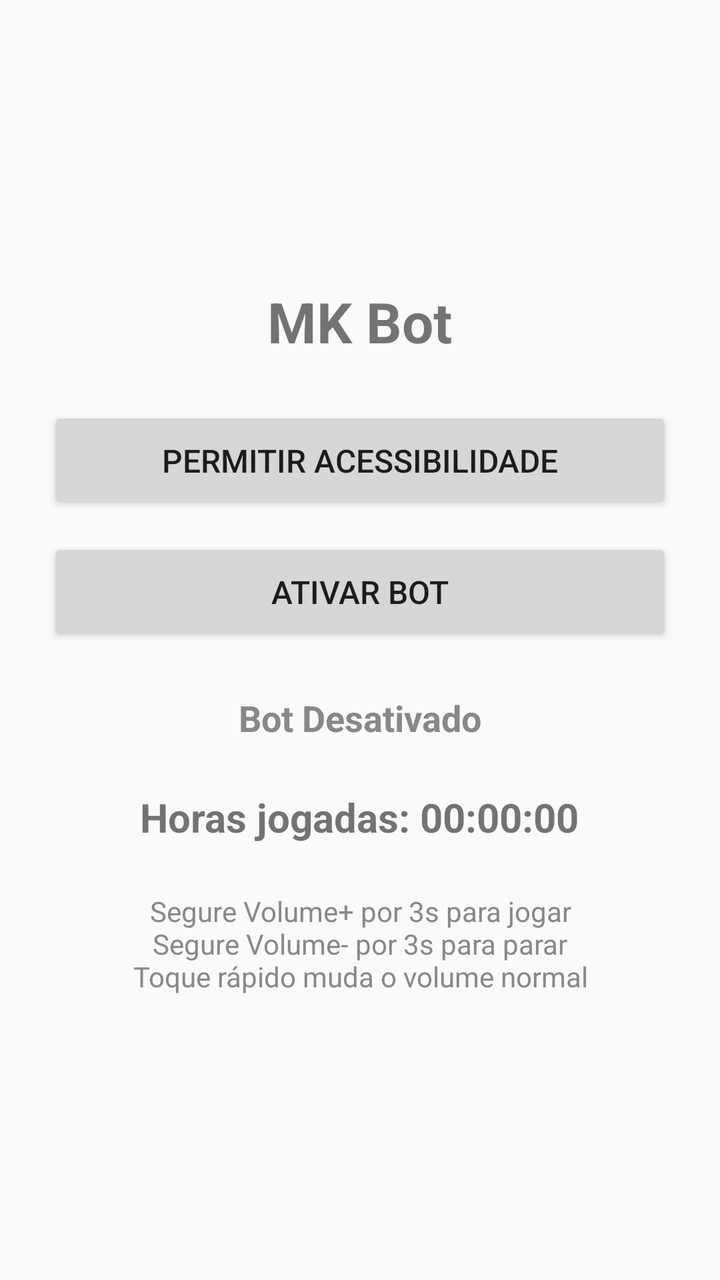
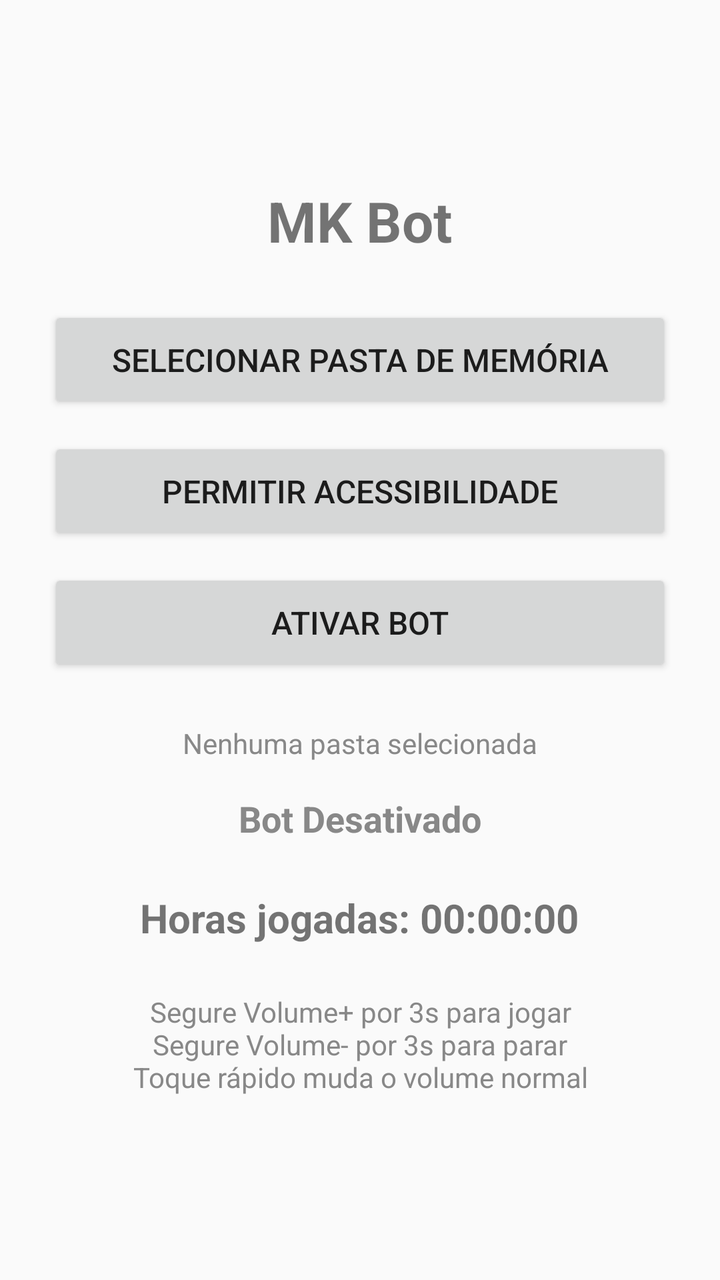

An Android layout rendered at two revisions. The XML below is the earlier revision; the diff shows what the commit changed to produce the second picture.
<!-- AndroidManifest.xml: application theme Theme.AppCompat.Light.NoActionBar -->
<!-- res/layout/activity_main.xml -->
<?xml version="1.0" encoding="utf-8"?>
<LinearLayout xmlns:android="http://schemas.android.com/apk/res/android"
    android:layout_width="match_parent"
    android:layout_height="match_parent"
    android:orientation="vertical"
    android:padding="24dp"
    android:gravity="center">

    <TextView
        android:layout_width="wrap_content"
        android:layout_height="wrap_content"
        android:text="MK Bot"
        android:textSize="28sp"
        android:textStyle="bold"
        android:paddingBottom="24dp" />

    <Button
        android:id="@+id/btnA11y"
        android:layout_width="match_parent"
        android:layout_height="wrap_content"
        android:text="@string/enable_accessibility"
        android:padding="16dp"
        android:textSize="16sp"
        android:layout_marginBottom="12dp" />

    <Button
        android:id="@+id/btnActivate"
        android:layout_width="match_parent"
        android:layout_height="wrap_content"
        android:text="@string/activate_bot"
        android:padding="16dp"
        android:textSize="16sp"
        android:layout_marginBottom="24dp" />

    <TextView
        android:id="@+id/txtStatus"
        android:layout_width="wrap_content"
        android:layout_height="wrap_content"
        android:text="@string/bot_inactive"
        android:textSize="18sp"
        android:textStyle="bold"
        android:textColor="#888888"
        android:paddingBottom="24dp" />

    <TextView
        android:id="@+id/txtHours"
        android:layout_width="wrap_content"
        android:layout_height="wrap_content"
        android:text="Horas jogadas: 00:00:00"
        android:textSize="20sp"
        android:textStyle="bold"
        android:paddingBottom="24dp" />

    <TextView
        android:id="@+id/txtHint"
        android:layout_width="wrap_content"
        android:layout_height="wrap_content"
        android:text="@string/hold_hint"
        android:textSize="14sp"
        android:textColor="#888888"
        android:textAlignment="center" />

</LinearLayout>
<!-- resources referenced by this layout -->
<resources>
  <string name="activate_bot">Ativar Bot</string>
  <string name="bot_inactive">Bot Desativado</string>
  <string name="enable_accessibility">Permitir Acessibilidade</string>
  <string name="hold_hint">Segure Volume+ por 3s para jogar\nSegure Volume- por 3s para parar\nToque rápido muda o volume normal</string>
</resources>

<!-- the commit's change to res/layout/activity_main.xml (unified diff, before → after) -->
@@ -13,6 +13,15 @@
         android:textSize="28sp"
         android:textStyle="bold"
         android:paddingBottom="24dp" />
+
+    <Button
+        android:id="@+id/btnFolder"
+        android:layout_width="match_parent"
+        android:layout_height="wrap_content"
+        android:text="@string/select_folder"
+        android:padding="16dp"
+        android:textSize="16sp"
+        android:layout_marginBottom="12dp" />
 
     <Button
         android:id="@+id/btnA11y"
@@ -31,6 +40,15 @@
         android:padding="16dp"
         android:textSize="16sp"
         android:layout_marginBottom="24dp" />
+
+    <TextView
+        android:id="@+id/txtFolderStatus"
+        android:layout_width="wrap_content"
+        android:layout_height="wrap_content"
+        android:text="@string/folder_not_selected"
+        android:textSize="14sp"
+        android:textColor="#888888"
+        android:paddingBottom="16dp" />
 
     <TextView
         android:id="@+id/txtStatus"
<!-- resource entries referenced after the edit -->
@@ -3,6 +3,8 @@
   <string name="activate_bot">Ativar Bot</string>
   <string name="bot_inactive">Bot Desativado</string>
   <string name="enable_accessibility">Permitir Acessibilidade</string>
+  <string name="folder_not_selected">Nenhuma pasta selecionada</string>
   <string name="hold_hint">Segure Volume+ por 3s para jogar\nSegure Volume- por 3s para parar\nToque rápido muda o volume normal</string>
+  <string name="select_folder">Selecionar Pasta de Memória</string>
 </resources>
 
